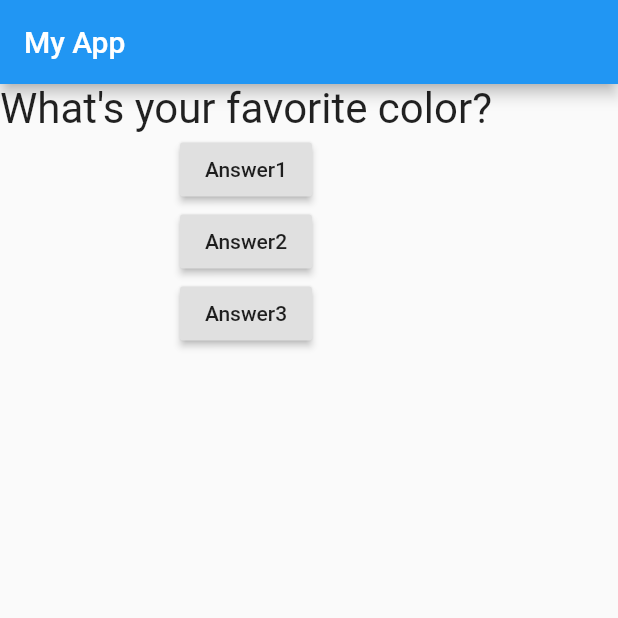
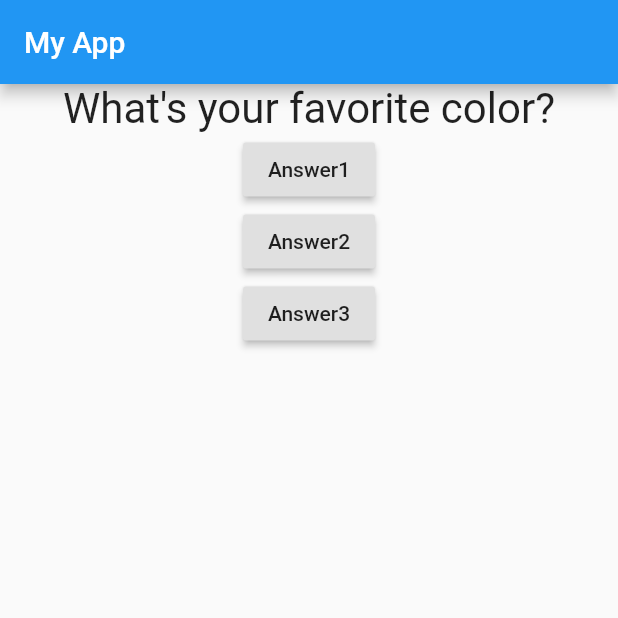
Before and after one commit to EleoXDA/Quiz_App, a Flutter app: the screen it shows after launch, on a phone screen of 412 x 824 dp, the top half of it. Run offline on Flutter 3.47's test engine with Material 2 defaults, Android fonts, the phone set to English and light mode, and no system bars.

Commit message:
fix question text not aligning to center

```diff
--- a/lib/question.dart
+++ b/lib/question.dart
@@ -6,10 +6,12 @@ class Question extends StatelessWidget {
 
   @override
   Widget build(BuildContext context) {
-    return Text(
-      questionText,
-      style: const TextStyle(fontSize: 28),
-      textAlign: TextAlign.center,
-    );
+    return Container(
+        width: double.infinity,
+        child: Text(
+          questionText,
+          style: const TextStyle(fontSize: 28),
+          textAlign: TextAlign.center,
+        ));
   }
 }
```
